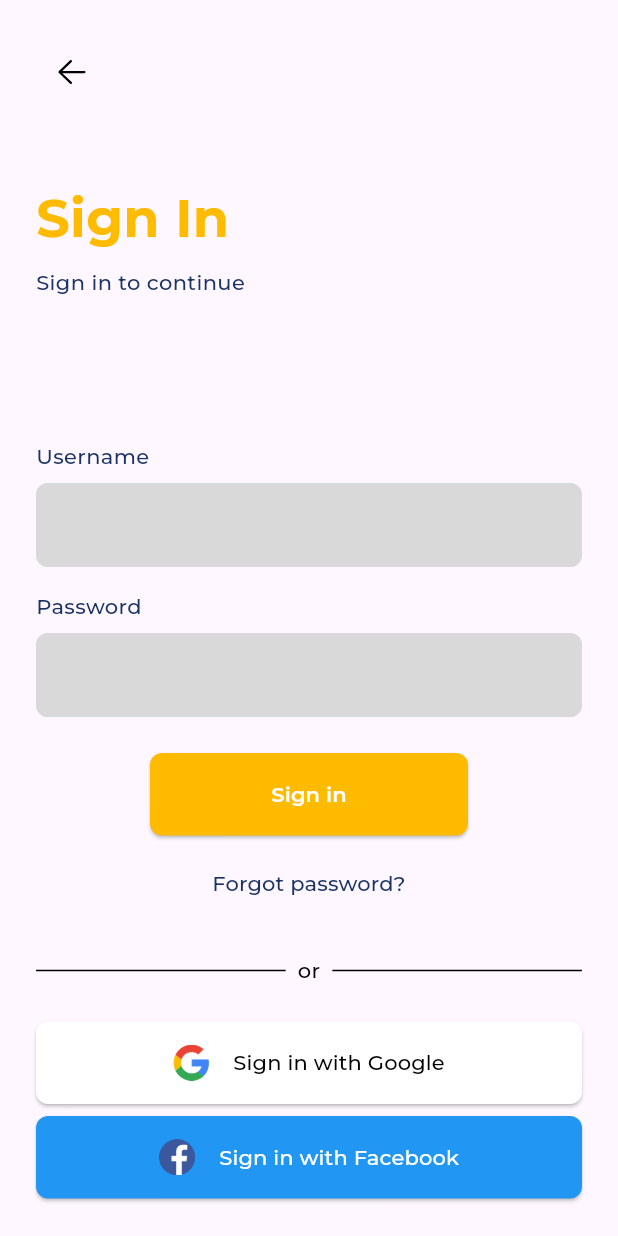
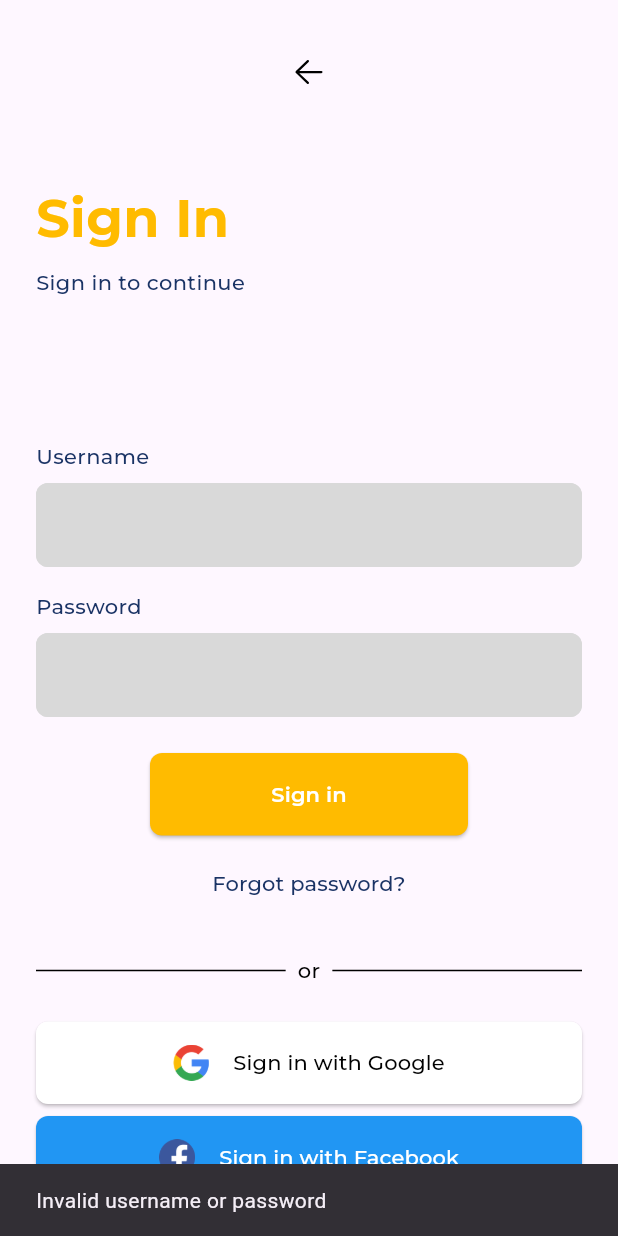
Before and after one commit to Raihan260/SDG_Adventure, a Flutter app: the screen it shows after launch, after a tap on "Sign in", on a phone screen of 412 x 824 dp. Run offline on Flutter 3.47's test engine with Material 3 defaults, Android fonts, the phone set to English and light mode, and no system bars; our stand-ins replace fluentui_system_icons, shared_preferences; project files that could hold a hidden picture were left out.

Commit message:
Update login_page.dart

```diff
--- a/lib/Login_Screen/login_page.dart
+++ b/lib/Login_Screen/login_page.dart
@@ -1,7 +1,7 @@
+import 'package:flutter/material.dart';
 import 'package:fluentui_system_icons/fluentui_system_icons.dart';
-import 'package:flutter/material.dart';
+import 'package:shared_preferences/shared_preferences.dart';
 import 'package:project_sofeng/bottom_nav_bar.dart';
-import 'package:shared_preferences/shared_preferences.dart';
 
 class LoginPage extends StatefulWidget {
   const LoginPage({super.key});
@@ -13,36 +13,52 @@ class LoginPage extends StatefulWidget {
 class _LoginPageState extends State<LoginPage> {
   final TextEditingController _usernameController = TextEditingController();
   final TextEditingController _passwordController = TextEditingController();
-
   final _formKey = GlobalKey<FormState>();
 
   final Map<String, String> _accounts = {
-    "user": "user123", // Akun user
-    "admin": "admin123", // Akun admin
+    "user": "user123",  // User account
+    "admin": "admin123", // Admin account
   };
 
-  // Fungsi untuk menyimpan status login
-  Future<void> _saveLoginStatus(String role) async {
+  @override
+  void initState() {
+    super.initState();
+    _checkLoginStatus();
+  }
+
+  // Check if user is already logged in
+  Future<void> _checkLoginStatus() async {
+    final prefs = await SharedPreferences.getInstance();
+    final isLoggedIn = prefs.getBool('isLoggedIn') ?? false;
+
+    if (isLoggedIn) {
+      Navigator.pushReplacement(
+        context,
+        MaterialPageRoute(builder: (context) => BottomNavScreen()),
+      );
+    }
+  }
+
+  // Save login status
+  Future<void> _saveLoginStatus() async {
     final prefs = await SharedPreferences.getInstance();
     await prefs.setBool('isLoggedIn', true);
   }
 
+  // Login function
   Future<void> _login() async {
     if (_formKey.currentState!.validate()) {
       final username = _usernameController.text.trim();
       final password = _passwordController.text.trim();
 
       if (_accounts.containsKey(username) && _accounts[username] == password) {
-        // Simpan status login ke SharedPreferences
-        await _saveLoginStatus(username);
+        await _saveLoginStatus();
 
-        // Navigasi ke layar sesuai role
         Navigator.pushReplacement(
           context,
           MaterialPageRoute(builder: (context) => BottomNavScreen()),
         );
       } else {
-        // Tampilkan pesan error jika login gagal
         ScaffoldMessenger.of(context).showSnackBar(
           const SnackBar(content: Text("Invalid username or password")),
         );
@@ -54,11 +70,7 @@ class _LoginPageState extends State<LoginPage> {
   Widget build(BuildContext context) {
     return Scaffold(
       body: ListView(
-        children: [
-          Container(
-            margin: const EdgeInsets.symmetric(horizontal: 24, vertical: 24),
-            child: Column(
-              crossAxisAlignment: CrossAxisAlignment.start,
+        padding: const EdgeInsets.symmetric(horizontal: 24, vertical: 24),
         children: [
           IconButton(
             onPressed: () {},
@@ -66,10 +78,7 @@ class _LoginPageState extends State<LoginPage> {
             color: Colors.black,
           ),
           const SizedBox(height: 48),
-                const Column(
-                  crossAxisAlignment: CrossAxisAlignment.start,
-                  children: [
-                    Text(
+          const Text(
             "Sign In",
             style: TextStyle(
               fontSize: 35,
@@ -77,116 +86,100 @@ class _LoginPageState extends State<LoginPage> {
               color: Color(0xFFFFBB00),
             ),
           ),
-                    SizedBox(height: 8),
-                    Text(
+          const SizedBox(height: 8),
+          const Text(
             "Sign in to continue",
             style: TextStyle(
               fontSize: 14,
               fontFamily: 'Montserrat_Medium',
               color: Color(0xFF1A3365),
             ),
-                    )
+          ),
+          const SizedBox(height: 96),
+          Form(
+            key: _formKey,
+            child: Column(
+              children: [
+                InputField(label: "Username", controller: _usernameController),
+                const SizedBox(height: 16),
+                InputField(
+                  label: "Password",
+                  controller: _passwordController,
+                  obscureText: true,
+                ),
               ],
             ),
-                const SizedBox(height: 96),
-                const Column(
-                  children: const [
-                    inputFile(label: "Username"),
-                    SizedBox(height: 16),
-                    inputFile(label: "Password", obscureText: true),
-                  ],
           ),
           const SizedBox(height: 24),
           Align(
             alignment: Alignment.center,
             child: ElevatedButton(
-                    onPressed: () {},
+              onPressed: _login,
               style: ElevatedButton.styleFrom(
                 minimumSize: const Size(212, 55),
-                      backgroundColor: Color(0xFFFFBB00),
-                      shape: RoundedRectangleBorder(borderRadius: BorderRadius.circular(8))
+                backgroundColor: const Color(0xFFFFBB00),
+                shape: RoundedRectangleBorder(
+                    borderRadius: BorderRadius.circular(8)),
               ),
-                    child: const Text("Sign in",
+              child: const Text(
+                "Sign in",
                 style: TextStyle(
                   fontSize: 14,
                   fontFamily: 'Montserrat_SemiBold',
-                        color: Colors.white
+                  color: Colors.white,
                 ),
-                    )
-                  )
+              ),
+            ),
           ),
           const SizedBox(height: 8),
           Align(
             alignment: Alignment.center,
             child: TextButton(
               onPressed: () {},
-                    child: const Text("Forgot password?",
+              child: const Text(
+                "Forgot password?",
                 style: TextStyle(
                   fontSize: 14,
                   fontFamily: 'Montserrat_Medium',
                   color: Color(0xFF1A3365),
-                      )
+                ),
               ),
             ),
           ),
           const SizedBox(height: 24),
-                const Align(
-                  alignment: Alignment.center,
-                  child: Row(
-                    children: [
-                      Expanded(
-                        child: Divider(
-                          thickness: 1,
-                          color: Colors.black,
-                        )
-                      ),
-                      Padding(
-                        padding: EdgeInsets.symmetric(horizontal: 8),
-                        child: Text("or",
-                          style: TextStyle(
-                            fontSize: 14,
-                            fontFamily: 'Montserrat_Medium',
-                            color: Colors.black
-                          ),
-                        ),
-                      ),
-                      Expanded(
-                        child: Divider(
-                          thickness: 1,
-                          color: Colors.black,
-                        )
-                      ),
-                    ],
-                  ),
-                ),
+          const DividerWithText(),
           const SizedBox(height: 24),
-                signButton(
+          SignButton(
             label: "Sign in with Google",
             logo: "assets/images/google_icon.png",
             background: Colors.white,
-                  textColor: Colors.black
+            textColor: Colors.black,
           ),
           const SizedBox(height: 8),
-                signButton(
+          SignButton(
             label: "Sign in with Facebook",
             logo: "assets/images/facebook_icon.png",
             background: Colors.blue,
-                  textColor: Colors.white
+            textColor: Colors.white,
           ),
-              ],
-            ),
-          )
         ],
       ),
     );
   }
 }
 
-class inputFile extends StatelessWidget {
+// Input Field Widget
+class InputField extends StatelessWidget {
+  final TextEditingController controller;
   final String label;
   final bool obscureText;
 
-  const inputFile({super.key, required this.label, this.obscureText = false});
+  const InputField({
+    super.key,
+    required this.controller,
+    required this.label,
+    this.obscureText = false,
+  });
 
   @override
   Widget build(BuildContext context) {
@@ -203,14 +196,16 @@ class inputFile extends StatelessWidget {
         ),
         const SizedBox(height: 8),
         TextField(
+          controller: controller,
           obscureText: obscureText,
           decoration: InputDecoration(
-            contentPadding: const EdgeInsets.symmetric(vertical: 16, horizontal: 24),
+            contentPadding:
+                const EdgeInsets.symmetric(vertical: 16, horizontal: 24),
             filled: true,
-            fillColor: Color(0xFFD9D9D9),
+            fillColor: const Color(0xFFD9D9D9),
             enabledBorder: OutlineInputBorder(
               borderRadius: BorderRadius.circular(8),
-              borderSide: const BorderSide(color: Color(0xFFD9D9D9))
+              borderSide: const BorderSide(color: Color(0xFFD9D9D9)),
             ),
           ),
         ),
@@ -219,13 +214,20 @@ class inputFile extends StatelessWidget {
   }
 }
 
-class signButton extends StatelessWidget {
+// Sign-in Button Widget
+class SignButton extends StatelessWidget {
   final String label;
   final String logo;
   final Color background;
   final Color textColor;
 
-  const signButton({super.key, required this.label, required this.logo, required this.background, required this.textColor});
+  const SignButton({
+    super.key,
+    required this.label,
+    required this.logo,
+    required this.background,
+    required this.textColor,
+  });
 
   @override
   Widget build(BuildContext context) {
@@ -234,21 +236,19 @@ class signButton extends StatelessWidget {
       style: ElevatedButton.styleFrom(
         backgroundColor: background,
         minimumSize: const Size(364, 55),
-        shape: RoundedRectangleBorder(borderRadius: BorderRadius.circular(8))
+        shape: RoundedRectangleBorder(borderRadius: BorderRadius.circular(8)),
       ),
       child: Row(
         mainAxisAlignment: MainAxisAlignment.center,
         children: [
-          Image.asset(logo,
-            height: 24,
-            width: 24,
-          ),
+          Image.asset(logo, height: 24, width: 24),
           const SizedBox(width: 16),
-          Text(label,
+          Text(
+            label,
             style: TextStyle(
               fontSize: 14,
               fontFamily: 'Montserrat_Medium',
-              color: textColor
+              color: textColor,
             ),
           )
         ],
@@ -256,3 +256,33 @@ class signButton extends StatelessWidget {
     );
   }
 }
+
+// Divider with Text Widget
+class DividerWithText extends StatelessWidget {
+  const DividerWithText({super.key});
+
+  @override
+  Widget build(BuildContext context) {
+    return Row(
+      children: [
+        const Expanded(
+          child: Divider(thickness: 1, color: Colors.black),
+        ),
+        Padding(
+          padding: const EdgeInsets.symmetric(horizontal: 8),
+          child: const Text(
+            "or",
+            style: TextStyle(
+              fontSize: 14,
+              fontFamily: 'Montserrat_Medium',
+              color: Colors.black,
+            ),
+          ),
+        ),
+        const Expanded(
+          child: Divider(thickness: 1, color: Colors.black),
+        ),
+      ],
+    );
+  }
+}
```
Lines whose indentation alone changed are shown as unchanged.
